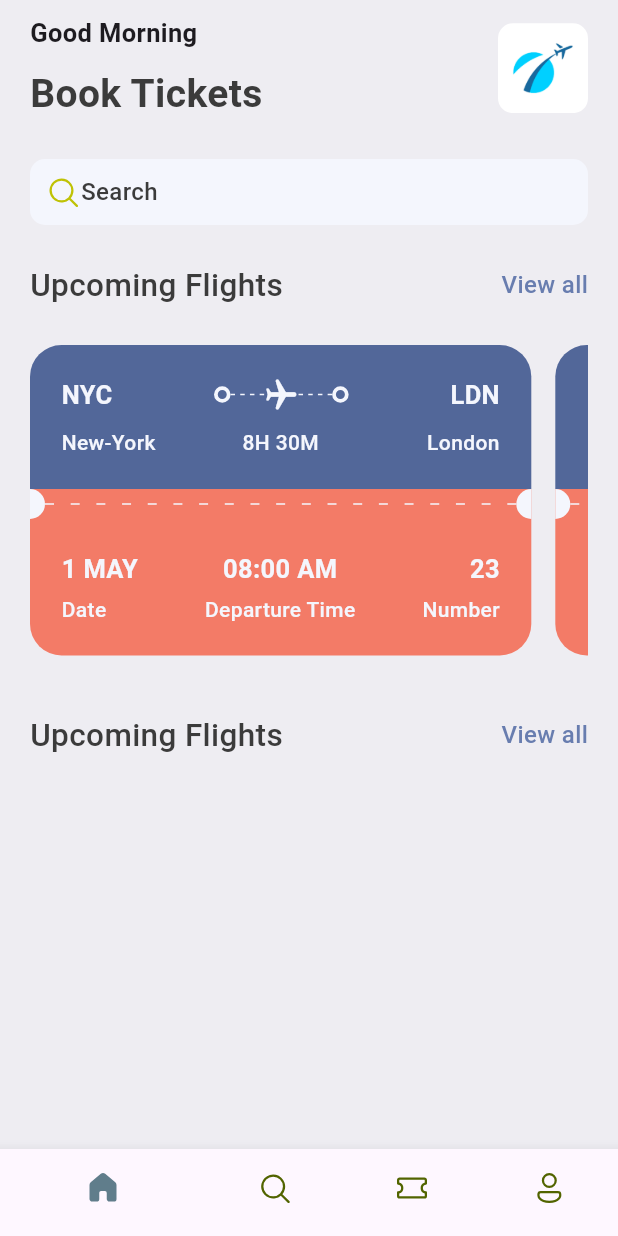
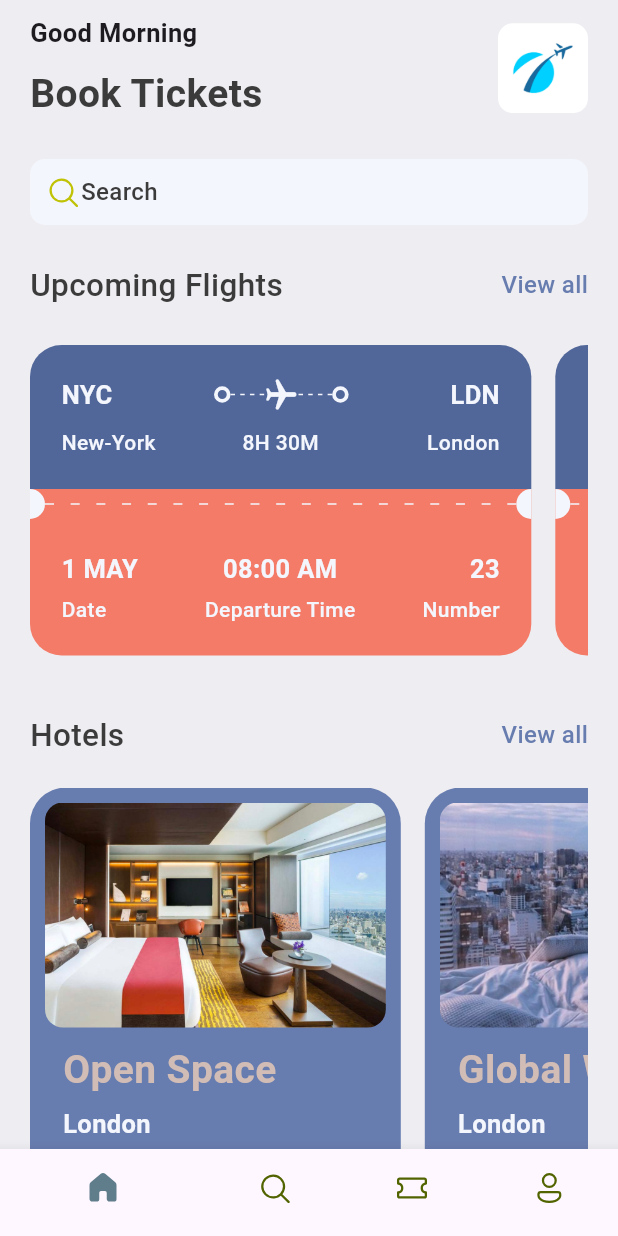
Before and after one commit to chandan3095/ticket_app, a Flutter app: the screen it shows after launch, on a phone screen of 412 x 824 dp. Run offline on Flutter 3.47's test engine with Material 3 defaults, Android fonts, the phone set to English and light mode, and no system bars; our stand-ins replace fluentui_icons.

Commit message:
Home page UI: Hotel carousel added

```diff
--- a/lib/base/data/all_json_data.dart
+++ b/lib/base/data/all_json_data.dart
@@ -40,3 +40,24 @@ List<Map<String, dynamic>> ticketList = [
     "number": 07
   },
 ];
+
+List<Map<String, dynamic>> hotelList = [
+  {
+    'image': 'hotel_room.png',
+    'place': 'Open Space',
+    'destination': 'London',
+    'price': 25
+  },
+  {
+    'image': 'hotel_room_1.png',
+    'place': 'Global Will',
+    'destination': 'London',
+    'price': 40
+  },
+  {
+    'image': 'hotel_room_view_1.png',
+    'place': 'Tallest Building',
+    'destination': 'Dubai',
+    'price': 68
+  },
+];
--- a/lib/base/shared/media.dart
+++ b/lib/base/shared/media.dart
@@ -2,4 +2,5 @@ class AppMedia {
   static const _baseImageSource = 'assets/images';
 
   static const logo = '$_baseImageSource/logo.png';
+  static const hotel_room = '$_baseImageSource/hotel_room.png';
 }
--- a/lib/base/shared/styles/app_styles.dart
+++ b/lib/base/shared/styles/app_styles.dart
@@ -8,6 +8,7 @@ class AppStyles {
   static Color bgColor = Color(0xFFeeedf2);
   static Color ticketBlue = Color(0xFF526799);
   static Color ticketOrange = Color(0xFFF37B67);
+  static Color kakiColor = Color(0xFFd2bdb6);
 
   static TextStyle textStyle =
       TextStyle(fontSize: 16, fontWeight: FontWeight.w500, color: textColor);
--- /dev/null
+++ b/lib/base/shared/widget/hotel_view.dart
@@ -0,0 +1,61 @@
+import 'package:flutter/material.dart';
+import 'package:ticket_app/base/shared/media.dart';
+import 'package:ticket_app/base/shared/styles/app_styles.dart';
+
+class HotelView extends StatelessWidget {
+  final Map<String, dynamic> hotel;
+  const HotelView({super.key, required this.hotel});
+
+  @override
+  Widget build(BuildContext context) {
+    final size = MediaQuery.of(context).size;
+    return Container(
+      width: size.width * 0.6,
+      height: 300,
+      padding: EdgeInsets.all(10),
+      margin: EdgeInsets.only(right: 16),
+      decoration: BoxDecoration(
+          color: AppStyles.primaryColor,
+          borderRadius: BorderRadius.circular(24)),
+      child: Column(
+        crossAxisAlignment: CrossAxisAlignment.start,
+        children: [
+          Container(
+            height: 150,
+            decoration: BoxDecoration(
+              color: AppStyles.primaryColor,
+              borderRadius: BorderRadius.circular(12),
+              image: DecorationImage(
+                  image: AssetImage("assets/images/${hotel['image']}"),
+                  fit: BoxFit.cover),
+            ),
+          ),
+          SizedBox(
+            height: 10,
+          ),
+          Padding(
+            padding: const EdgeInsets.only(left: 12, bottom: 5),
+            child: Text(
+              hotel['place'],
+              style: AppStyles.headLine1.copyWith(color: AppStyles.kakiColor),
+            ),
+          ),
+          Padding(
+            padding: const EdgeInsets.only(left: 12, bottom: 5),
+            child: Text(
+              hotel['destination'],
+              style: AppStyles.headLine3.copyWith(color: AppStyles.whiteColor),
+            ),
+          ),
+          Padding(
+            padding: const EdgeInsets.only(left: 12, bottom: 5),
+            child: Text(
+              "\$ ${hotel['price']}/night",
+              style: AppStyles.headLine1.copyWith(color: AppStyles.kakiColor),
+            ),
+          ),
+        ],
+      ),
+    );
+  }
+}
--- a/lib/base/shared/widget/section_title.dart
+++ b/lib/base/shared/widget/section_title.dart
@@ -1,12 +1,15 @@
 import 'package:flutter/material.dart';
 import 'package:ticket_app/base/shared/styles/app_styles.dart';
-import 'package:ticket_app/screen/all_tickets.dart';
 
 class SectionTitle extends StatelessWidget {
   const SectionTitle(
-      {super.key, required this.title, required this.buttonText});
+      {super.key,
+      required this.title,
+      required this.buttonText,
+      required this.func});
   final String title;
   final String buttonText;
+  final VoidCallback func;
 
   @override
   Widget build(BuildContext context) {
@@ -18,14 +21,7 @@ class SectionTitle extends StatelessWidget {
           style: AppStyles.headLine2,
         ),
         InkWell(
-          onTap: () {
-            Navigator.push<void>(
-              context,
-              MaterialPageRoute<void>(
-                builder: (BuildContext context) => AllTickets(),
-              ),
-            );
-          },
+          onTap: func,
           child: Text(
             buttonText,
             style: AppStyles.textStyle.copyWith(color: AppStyles.primaryColor),
--- a/lib/main.dart
+++ b/lib/main.dart
@@ -1,5 +1,6 @@
 import 'package:flutter/material.dart';
 import 'package:ticket_app/base/shared/widget/bottom_nav_bar.dart';
+import 'package:ticket_app/screen/all_tickets.dart';
 
 void main() {
   runApp(const MyApp());
@@ -12,11 +13,10 @@ class MyApp extends StatelessWidget {
   Widget build(BuildContext context) {
     return MaterialApp(
       debugShowCheckedModeBanner: false,
-      theme: ThemeData(
-        colorScheme: ColorScheme.fromSeed(seedColor: Colors.deepPurple),
-        useMaterial3: true,
-      ),
-      home: const BottomNavigation(),
+      routes: {
+        "/": (context) => BottomNavigation(),
+        "/all_tickets": (context) => AllTickets(),
+      },
     );
   }
 }
--- a/lib/screen/home.dart
+++ b/lib/screen/home.dart
@@ -3,6 +3,7 @@ import 'package:flutter/material.dart';
 import 'package:ticket_app/base/data/all_json_data.dart';
 import 'package:ticket_app/base/shared/media.dart';
 import 'package:ticket_app/base/shared/styles/app_styles.dart';
+import 'package:ticket_app/base/shared/widget/hotel_view.dart';
 import 'package:ticket_app/base/shared/widget/section_title.dart';
 import 'package:ticket_app/base/shared/widget/ticket_view.dart';
 
@@ -18,6 +19,7 @@ class HomePage extends StatelessWidget {
           Container(
             padding: EdgeInsets.symmetric(horizontal: 20),
             child: Column(
+              crossAxisAlignment: CrossAxisAlignment.start,
               children: [
                 SizedBox(
                   height: 10,
@@ -80,6 +82,7 @@ class HomePage extends StatelessWidget {
                 SectionTitle(
                   title: 'Upcoming Flights',
                   buttonText: 'View all',
+                  func: () => Navigator.pushNamed(context, "/all_tickets"),
                 ),
                 SizedBox(
                   height: 25,
@@ -97,8 +100,21 @@ class HomePage extends StatelessWidget {
                   height: 25,
                 ),
                 SectionTitle(
-                  title: 'Upcoming Flights',
+                  title: 'Hotels',
                   buttonText: 'View all',
+                  func: () => {print('Hotels')},
+                ),
+                SizedBox(
+                  height: 20,
+                ),
+                SingleChildScrollView(
+                  scrollDirection: Axis.horizontal,
+                  child: Row(
+                    children: hotelList
+                        .take(3)
+                        .map((singleHotel) => HotelView(hotel: singleHotel))
+                        .toList(),
+                  ),
                 ),
               ],
             ),
```
